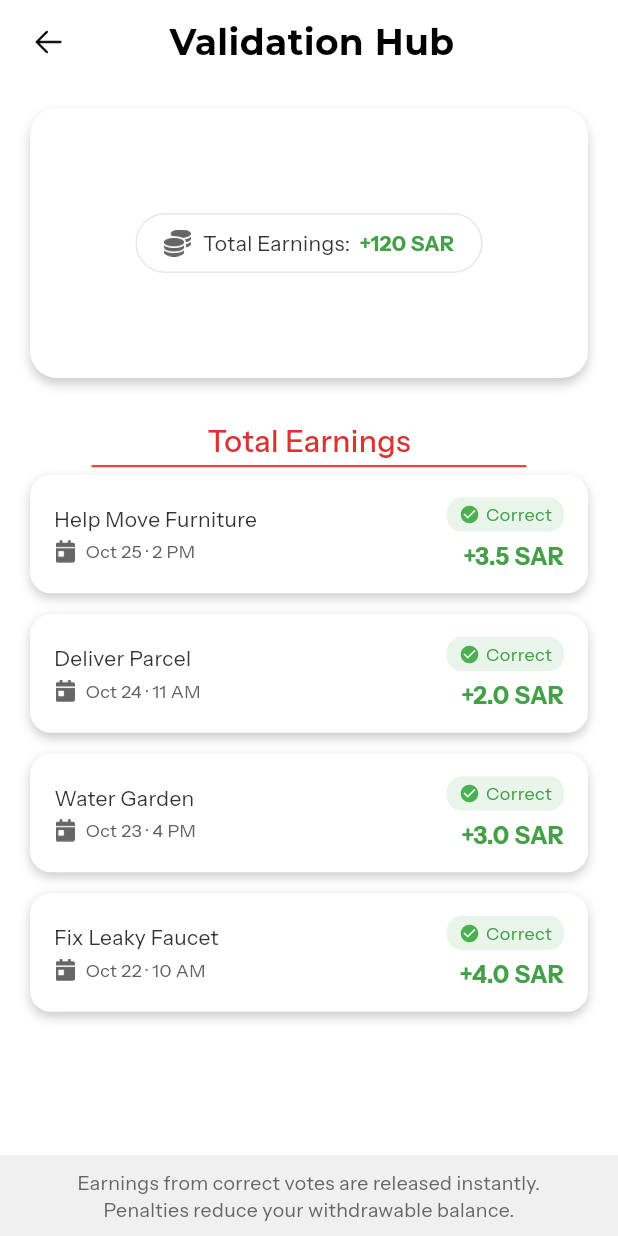
After one commit to aroobaasif001/red_balloon_app, a Flutter app: the ValidationHistoryScreen screen opened directly, on a phone screen of 412 x 824 dp. The commit adds this screen. Run offline on Flutter 3.47's test engine with Material 3 defaults, Android fonts, the phone set to English and light mode, and no system bars; our stand-ins replace animate_do, cloud_firestore, file_picker, firebase_auth, firebase_core, get and 3 more; accounts and stored records are empty.

Commit message:
new validation history screen and dialog box

```diff
--- a/lib/custom_widgets/customappbar.dart
+++ b/lib/custom_widgets/customappbar.dart
@@ -2,7 +2,7 @@ import 'package:flutter/material.dart';
 import 'package:flutter/services.dart';
 import 'customtext.dart';  // <-- Correct import (important!)
 
-class CustomAppBar extends StatelessWidget implements PreferredSizeWidget {
+class CustomAppBar1 extends StatelessWidget implements PreferredSizeWidget {
   final String? title;
 
   final String? leftImagePath;
@@ -33,7 +33,7 @@ class CustomAppBar extends StatelessWidget implements PreferredSizeWidget {
   final bool showRightImage;   // ✅ NEW — Same as showLeftImage
   final Widget? leading;
 
-  const CustomAppBar({
+  const CustomAppBar1({
     super.key,
     this.title,
     this.leftImagePath,
--- a/lib/utils/colors.dart
+++ b/lib/utils/colors.dart
@@ -3,6 +3,7 @@ import 'package:flutter/material.dart';
 const Color blackColor = Color(0xff000000);
 const Color whiteColor = Color(0xffffffff);
 const Color redColor = Color(0xffda3331);
+const Color lastTextColor = Color(0xff666666);
 const Color red1Color = Color(0xffe63737);
 const Color red2Color = Color(0xffda3331);
 const Color redLightColor = Color(0xfffe7062);
@@ -61,3 +62,5 @@ const Color walletBalanceTextColor = Color(0xff1F2937);
 
 const Color escrowAmountCardWaitingBackground = Color(0xFFFFEBEE);
 const Color success = Color(0xFFFFA500);
+const Color totaTextColor = Color(0xFF333333);
+const Color historyGreenColor = Color(0xFF43A047);
--- a/lib/utils/dialog_helpers.dart
+++ b/lib/utils/dialog_helpers.dart
@@ -59,15 +59,9 @@ class DialogHelpers {
     required BuildContext context,
 
     // OPTIONAL CUSTOM MESSAGE
-    String message = "Your Payment has been\nlocked in escrow successfully",
-
+    String message = "Thank you! Your vote has\nbeen submitted",
     // OPTIONAL BUTTON VISIBILITY
     bool showButton = true,
-
-    // OPTIONAL BUTTON TEXT
-    String buttonText = "OK",
-
-    // OPTIONAL BUTTON ACTION
     void Function()? onButtonTap,
     bool barrierDismissible = true,
   }) {
@@ -111,34 +105,6 @@ class DialogHelpers {
                       SizedBox(height: 25),
 
                       // ================= OK BUTTON =================
-                      CustomContainer(
-                        height: 50,
-                        borderRadius: BorderRadius.circular(12),
-                        conColor: Color(0xFFE53935),
-                        child: Material(
-                          color: Colors.transparent,
-                          child: InkWell(
-                            borderRadius: BorderRadius.circular(12),
-                            onTap: () {
-                              Navigator.pop(context); // Close dialog first
-
-                              if (onButtonTap != null) {
-                                onButtonTap(); // custom callback
-                              } else {
-                                Get.back(result: true); // default behavior
-                              }
-                            },
-                            child: Center(
-                              child: CustomText(
-                                buttonText,
-                                fontSize: 18,
-                                fontWeight: FontVariant.bold,
-                                color: Colors.white,
-                              ),
-                            ),
-                          ),
-                        ),
-                      ),
                     ],
                     if (showButton == false) SizedBox(height: 41.5),
                   ],
@@ -153,4 +119,5 @@ class DialogHelpers {
       },
     );
   }
+
 }
--- /dev/null
+++ b/lib/views/bottomNavi/screens/validations_tab/validation_history_screen/validation_history_screen.dart
@@ -0,0 +1,149 @@
+import 'package:flutter/material.dart';
+import 'package:red_balloon_app/custom_widgets/customappbar.dart';
+import 'package:red_balloon_app/custom_widgets/custom_container.dart';
+import 'package:red_balloon_app/custom_widgets/customtext.dart';
+import 'package:red_balloon_app/utils/colors.dart';
+import 'package:red_balloon_app/views/bottomNavi/screens/validations_tab/widgets/earningtile.dart';
+class ValidationHistoryScreen extends StatelessWidget {
+  const ValidationHistoryScreen({super.key});
+  @override
+  Widget build(BuildContext context) {
+    return SafeArea(
+      top: false,
+      child: Scaffold(
+        backgroundColor: Colors.white,
+        body: Column(
+          children: [
+            /// 🔴 HEADER
+            CustomAppBar1(
+              title: 'Validation Hub',
+              showRightImage: false,
+            ),
+            /// SAB UI AB EK HI PADDING KE ANDAR
+            Expanded(
+              child: Padding(
+                padding: const EdgeInsets.symmetric(horizontal: 20),
+                child: Column(
+                  crossAxisAlignment: CrossAxisAlignment.stretch,
+                  children: [
+                    const SizedBox(height: 16),
+                    /// 🔵 TOP TOTAL EARNINGS CARD (IMAGE JAISE)
+                    CustomContainer(
+                      height: 180,
+                      conColor: Colors.white,
+                      borderRadius: BorderRadius.circular(18),
+                      boxShadow: [
+                        BoxShadow(
+                          color: Colors.black.withOpacity(0.20),
+                          blurRadius: 5,
+                          offset: const Offset(0, 4),
+                        )
+                      ],
+                      child: Center(
+                        child: CustomContainer(
+                          padding: const EdgeInsets.symmetric(
+                              horizontal: 18, vertical: 10),
+                          borderRadius: BorderRadius.circular(40),
+                          conColor: Colors.white,
+                          border: Border.all(
+                            color: Colors.grey.withOpacity(0.25),
+                            width: 1,
+                          ),
+                          child: Row(
+                            mainAxisSize: MainAxisSize.min,
+                            children: [
+                              Image(image: AssetImage('assets/icons/fas2 (1).png'),height: 18,width: 18,),
+                              const SizedBox(width: 8),
+                              CustomText(
+                                "Total Earnings:",
+                                fontSize: 14,
+                                fontWeight: FontVariant.regular,
+                                color: totaTextColor,
+                              ),
+                              const SizedBox(width: 6),
+                              CustomText(
+                                "+120 SAR",
+                                fontSize: 14,
+                                fontWeight: FontVariant.bold,
+                                color: historyGreenColor,
+                              ),
+                            ],
+                          ),
+                        ),
+                      ),
+                    ),
+                    const SizedBox(height: 30),
+                    /// 🔴 TITLE + RED UNDERLINE (CENTER)
+                    Center(
+                      child: Column(
+                        children: [
+                          const CustomText(
+                            "Total Earnings",
+                            fontSize: 20,
+                            fontWeight: FontVariant.medium,
+                            color: redColor,
+                          ),
+                          const SizedBox(height: 4),
+                          Container(
+                            height: 1.5,
+                            width: 290,
+                            color: Colors.red,
+                          ),
+                        ],
+                      ),
+                    ),
+                    const SizedBox(height: 5),
+                    /// 🔵 LIST + SCROLL AREA
+                    Expanded(
+                      child: ListView(
+                        children: [
+                          EarningTile(
+                            title: "Help Move Furniture",
+                            date: "Oct 25 · 2 PM",
+                            amount: "+3.5 SAR",
+                          ),
+                          EarningTile(
+                            title: "Deliver Parcel",
+                            date: "Oct 24 · 11 AM",
+                            amount: "+2.0 SAR",
+                          ),
+                          EarningTile(
+                            title: "Water Garden",
+                            date: "Oct 23 · 4 PM",
+                            amount: "+3.0 SAR",
+                          ),
+                          EarningTile(
+                            title: "Fix Leaky Faucet",
+                            date: "Oct 22 · 10 AM",
+                            amount: "+4.0 SAR",
+                          ),
+                          const SizedBox(height: 16),
+                        ],
+                      ),
+                    ),
+
+
+                  ],
+                ),
+              ),
+            ),
+            CustomContainer(
+              conColor: Color(0xffF0F0F0),
+              width: double.infinity,
+              child: Padding(
+                padding: const EdgeInsets.symmetric(vertical: 10),
+                child: CustomText(
+                  "Earnings from correct votes are released instantly.\n"
+                      "Penalties reduce your withdrawable balance.",
+                  fontSize: 13,
+                  color: lastTextColor,
+                  textAlign: TextAlign.center,fontWeight: FontVariant.regular,
+                ),
+              ),
+            ),
+          ],
+        ),
+      ),
+    );
+  }
+  }
--- a/lib/views/bottomNavi/screens/validations_tab/validation_hub_screen/validation_hub_screen.dart
+++ b/lib/views/bottomNavi/screens/validations_tab/validation_hub_screen/validation_hub_screen.dart
@@ -23,7 +23,7 @@ class _ValidationHubScreenState extends State<ValidationHubScreen> {
     return Scaffold(
       body: Column(
         children: [
-          const CustomAppBar(
+          const CustomAppBar1(
             title: 'Validation Hub',
             showLeftImage: false,
           ),
--- a/lib/views/bottomNavi/screens/validations_tab/validation_screen/tabs/BeforeTab.dart
+++ b/lib/views/bottomNavi/screens/validations_tab/validation_screen/tabs/BeforeTab.dart
@@ -3,6 +3,8 @@ import 'package:red_balloon_app/custom_widgets/custom_container.dart';
 import 'package:red_balloon_app/custom_widgets/customtext.dart';
 import 'package:red_balloon_app/custom_widgets/custom_button.dart';
 import 'package:red_balloon_app/utils/colors.dart';
+
+import '../../../../../../utils/dialog_helpers.dart';
 
 class BeforeTab extends StatelessWidget {
   const BeforeTab({super.key});
@@ -79,7 +81,9 @@ class BeforeTab extends StatelessWidget {
                   fontWeight: FontVariant.semiBold,
                   bgColor: redColor,
                   borderRadius: BorderRadius.circular(12),
-                  onPressed: () {},
+                  onPressed: () {
+                    DialogHelpers.showPaymentSuccessDialog(context: context);
+                  },
                   leading: const Icon(Icons.close, color: Colors.white, size: 18),
                   padding: const EdgeInsets.symmetric(horizontal: 8), // prevents overflow
                 ),
@@ -96,7 +100,9 @@ class BeforeTab extends StatelessWidget {
                   fontWeight: FontVariant.semiBold,
                   bgColor: redColor,
                   borderRadius: BorderRadius.circular(12),
-                  onPressed: () {},
+                  onPressed: () {
+                    DialogHelpers.showPaymentSuccessDialog(context: context);
+                  },
                   leading: const Icon(Icons.check, color: Colors.white, size: 18),
                   padding: const EdgeInsets.symmetric(horizontal: 8), // prevents overflow
                 ),
--- a/lib/views/bottomNavi/screens/validations_tab/validation_screen/validation_screen.dart
+++ b/lib/views/bottomNavi/screens/validations_tab/validation_screen/validation_screen.dart
@@ -1,10 +1,12 @@
 // lib/views/bottomNavi/screens/validations_tab/validation_screen/validation_screen.dart
 
 import 'package:flutter/material.dart';
+import 'package:get/get.dart';
 import 'package:red_balloon_app/custom_widgets/customappbar.dart';
 import 'package:red_balloon_app/custom_widgets/custom_container.dart';
 import 'package:red_balloon_app/custom_widgets/customtext.dart';
 import 'package:red_balloon_app/utils/colors.dart';
+import 'package:red_balloon_app/views/bottomNavi/screens/validations_tab/validation_history_screen/validation_history_screen.dart';
 import 'package:red_balloon_app/views/bottomNavi/screens/validations_tab/validation_screen/tabs/AfterTab.dart';
 import 'package:red_balloon_app/views/bottomNavi/screens/validations_tab/validation_screen/tabs/BeforeTab.dart';
 
@@ -26,11 +28,14 @@ class _ValidationScreenState extends State<ValidationScreen> {
         children: [
 
           /// HEADER
-          CustomAppBar(
+          CustomAppBar1(
             title: 'Validation',
             rightImagePath: 'assets/icons/button.png',
             rightImageHeight: 50,
             rightImageWidth: 20,
+            onRightPressed: () {
+              Get.to(()=>ValidationHistoryScreen());
+            },
           ),
 
           const SizedBox(height: 20),
--- /dev/null
+++ b/lib/views/bottomNavi/screens/validations_tab/widgets/earningtile.dart
@@ -0,0 +1,103 @@
+import 'package:flutter/material.dart';
+import 'package:red_balloon_app/custom_widgets/custom_container.dart';
+import 'package:red_balloon_app/custom_widgets/customtext.dart';
+import 'package:red_balloon_app/utils/colors.dart';
+
+class EarningTile extends StatelessWidget {
+  final String title;
+  final String date;
+  final String amount;
+
+  const EarningTile({
+    super.key,
+    required this.title,
+    required this.date,
+    required this.amount,
+  });
+
+  @override
+  Widget build(BuildContext context) {
+    return CustomContainer(
+      conColor: Colors.white,
+      borderRadius: BorderRadius.circular(14),
+      padding: const EdgeInsets.symmetric(horizontal: 16, vertical: 15),
+      margin: const EdgeInsets.only(bottom: 14),
+      boxShadow: [
+        BoxShadow(
+          color: Colors.black.withOpacity(0.20),
+          blurRadius: 5,
+          offset: const Offset(0, 3),
+        ),
+      ],
+      child: Row(
+        mainAxisAlignment: MainAxisAlignment.spaceBetween,
+        children: [
+          /// LEFT SIDE
+          Column(
+            crossAxisAlignment: CrossAxisAlignment.start,
+            children: [
+              CustomText(
+                title,
+                fontSize: 14,
+                fontWeight: FontVariant.regular,
+                color: totaTextColor,
+              ),
+              const SizedBox(height: 6),
+              Row(
+                children: [
+                  Image(
+                    image: AssetImage('assets/icons/fas5.png'),
+                    height: 15,
+                    width: 15,
+                  ),
+                  const SizedBox(width: 6),
+                  CustomText(
+                    date,
+                    fontSize: 12,
+                    color: Colors.grey.shade700,
+                  ),
+                ],
+              ),
+            ],
+          ),
+
+          /// RIGHT SIDE
+          Column(
+            crossAxisAlignment: CrossAxisAlignment.end,
+            children: [
+              CustomContainer(
+                padding: const EdgeInsets.symmetric(
+                    horizontal: 8, vertical: 4),
+                borderRadius: BorderRadius.circular(10),
+                conColor: Colors.green.withOpacity(0.12),
+                child: Row(
+                  children: const [
+                    Icon(
+                      Icons.check_circle,
+                      size: 14,
+                      color: Colors.green,
+                    ),
+                    SizedBox(width: 4),
+                    CustomText(
+                      "Correct",
+                      fontSize: 12,
+                      fontWeight: FontVariant.regular,
+                      color: historyGreenColor,
+                    ),
+                  ],
+                ),
+              ),
+              const SizedBox(height: 6),
+              CustomText(
+                amount,
+                fontSize: 16,
+                fontWeight: FontVariant.bold,
+                color: historyGreenColor,
+              ),
+            ],
+          ),
+        ],
+      ),
+    );
+  }
+}
```
Also changed, not shown: assets/icons/fas2 (1).png (added), assets/icons/fas5.png (added).
